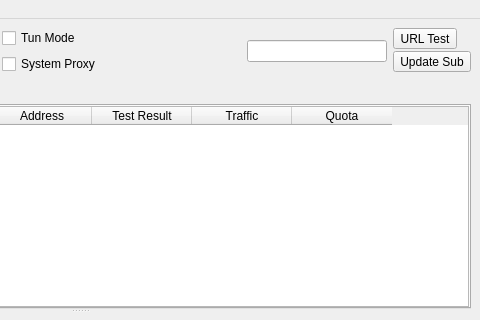
Ogstra/proxor, file src/ui/mainwindow.ui: the form before one commit; both pictures show x 320 to 800 and y 0 to 320 of the 800 by 600 pixel window.
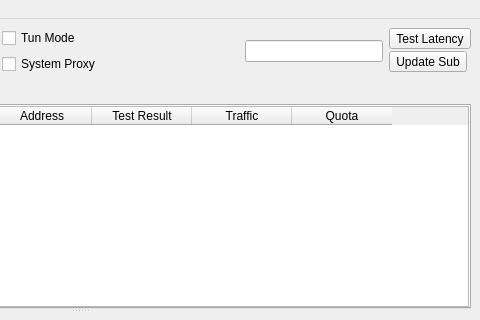
The form after the commit. Icons and pictures are not drawn. Custom widgets are drawn as their Qt base class.

```diff
--- a/src/ui/mainwindow.ui
+++ b/src/ui/mainwindow.ui
@@ -187,7 +187,7 @@
         <item>
          <widget class="QToolButton" name="toolButton_url_test">
           <property name="text">
-           <string>URL Test</string>
+           <string>Test Latency</string>
           </property>
           <property name="popupMode">
            <enum>QToolButton::InstantPopup</enum>
```
Left out of the diff: 4 changed lines with no effect on the pictures.
